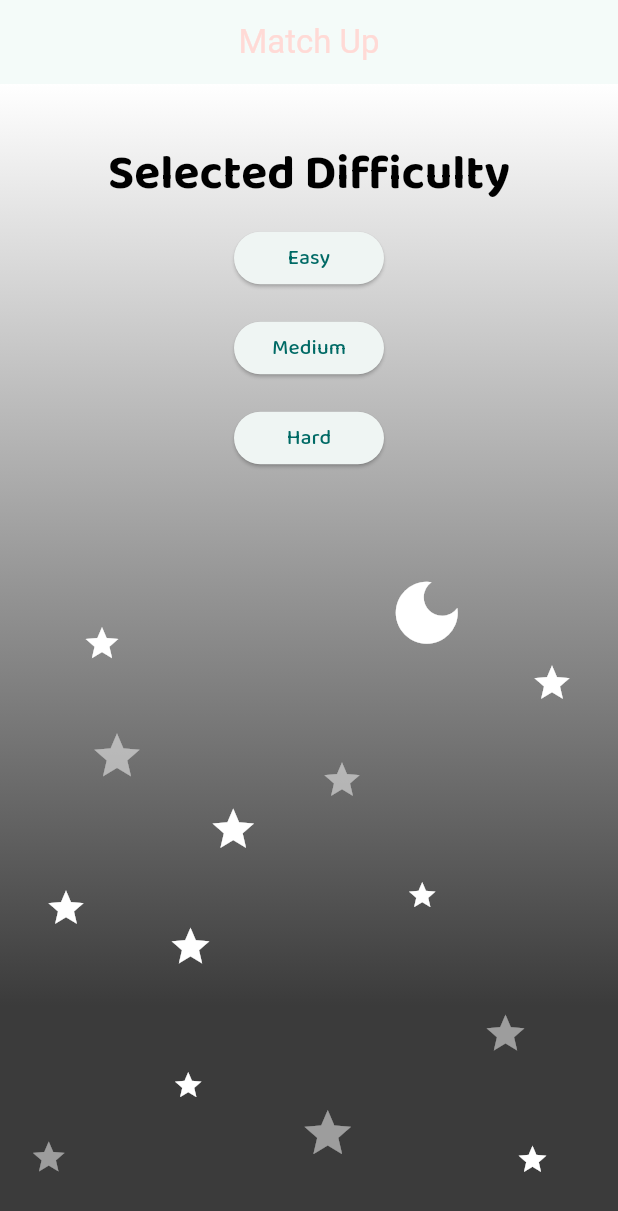
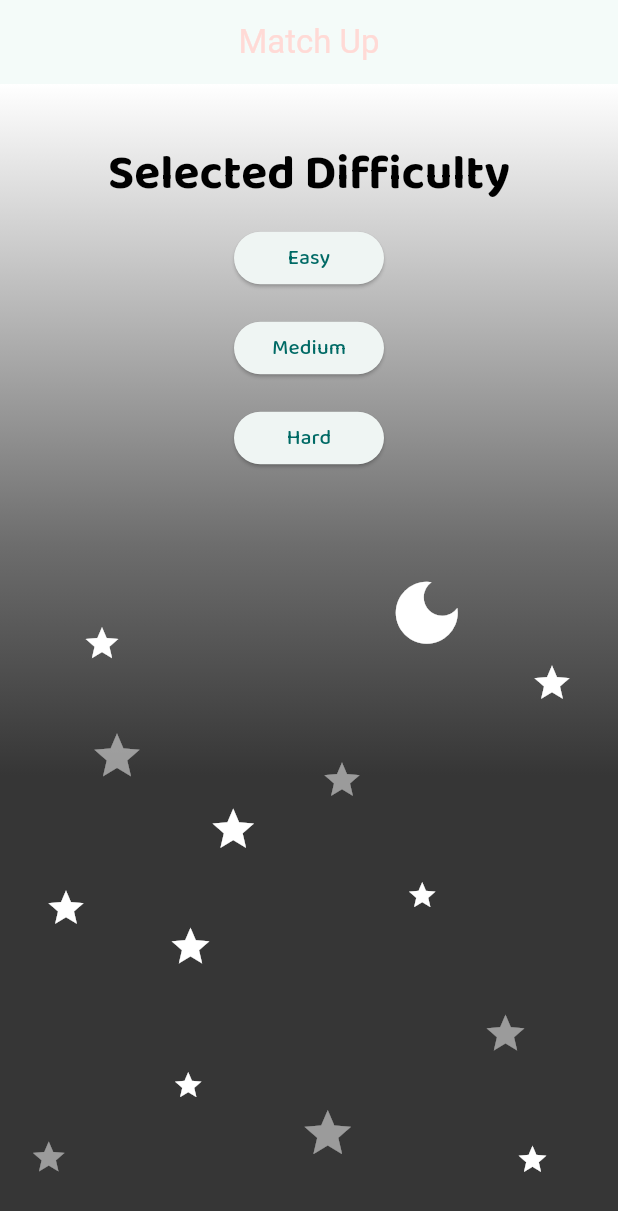
Before and after one commit to Mokshith-S/match_box, a Flutter app: the screen it shows after launch, on a phone screen of 412 x 824 dp. Shown: the top 1211 px of the screen. Run offline on Flutter 3.47's test engine with Material 3 defaults, Android fonts, the light colour scheme and no system bars; our stand-ins replace flutter_riverpod, google_fonts; Roboto replaces fonts that are missing (Kenia).

Commit message:
minor code change

```diff
--- a/lib/main.dart
+++ b/lib/main.dart
@@ -54,9 +54,9 @@ class MatchBoxEntryPage extends ConsumerWidget {
             colors: [
               Colors.white,
               Color.fromARGB(255, 109, 109, 109),
-              Color.fromARGB(255, 59, 59, 59),
+              Color.fromARGB(255, 54, 54, 54),
             ],
-            stops: [0.0, 0.6, 0.8],
+            stops: [0.0, 0.4, 0.6],
             begin: Alignment.topCenter,
             end: Alignment.bottomCenter,
           ),
--- a/lib/provider/icon_status.dart
+++ b/lib/provider/icon_status.dart
@@ -20,9 +20,10 @@ class IconStatusNotifier extends StateNotifier<Map<String, bool>> {
       firstId = id;
     } else if (firstId != id && firstIcon == icon) {
       state = {...state, icon.toString(): true};
-      firstIcon = null;
+      firstIcon = icon;
     } else {
-      firstIcon = null;
+      firstIcon = icon;
+      firstId = id;
     }
   }
 
```
